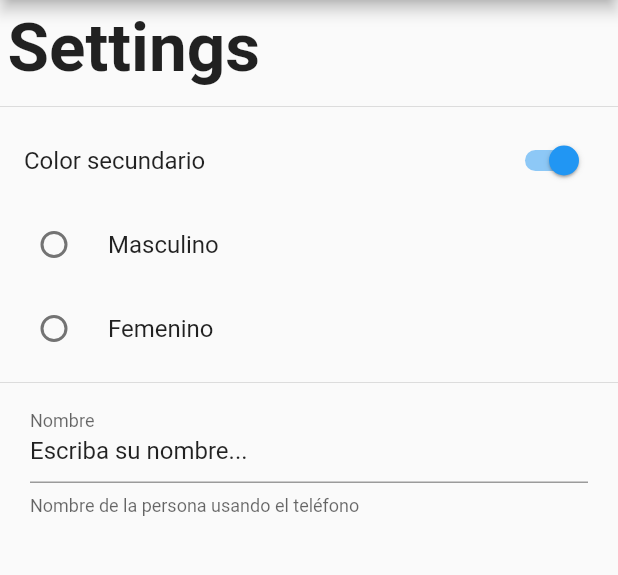
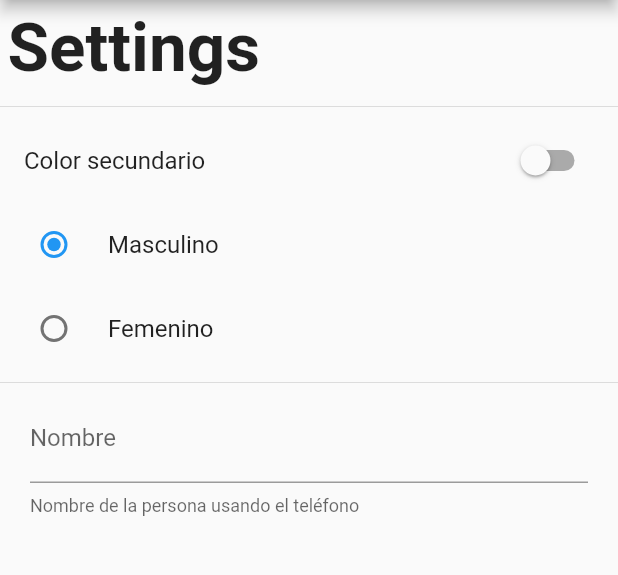
Before and after one commit to Fadria/flutter-preferencias-usuario, a Flutter app: the SettingsPage screen opened by its route, on a phone screen of 412 x 824 dp, the part 84-659 px from its top. Run offline on Flutter 3.47's test engine with Material 2 defaults, Android fonts, the phone set to English and light mode, and no system bars; our stand-ins replace shared_preferences; accounts and stored records are empty.

Commit message:
Preferencias de Nombre, Género y Color Secundario

```diff
--- a/lib/src/pages/home_page.dart
+++ b/lib/src/pages/home_page.dart
@@ -15,6 +15,7 @@ class HomePage extends StatelessWidget {
       appBar: AppBar
       (
         title: Text("Preferencias de Usuario"),
+        backgroundColor: (prefs.colorSecundario) ? Colors.teal : Colors.blue,
       ),
       drawer: MenuWidget(),
       body: Column
@@ -22,11 +23,11 @@ class HomePage extends StatelessWidget {
         mainAxisAlignment: MainAxisAlignment.center,
         children: <Widget>
         [
-          Text("Color secundario: "),
+          Text("Color secundario: ${prefs.colorSecundario}"),
           Divider(),
           Text("Género: ${prefs.genero}"),
           Divider(),
-          Text("Nombre usuario: "),
+          Text("Nombre usuario: ${prefs.nombreUsuario}"),
           Divider(),
         ],
       ),
--- a/lib/src/pages/settings_page.dart
+++ b/lib/src/pages/settings_page.dart
@@ -1,6 +1,6 @@
 import 'package:flutter/material.dart';
+import 'package:preferencias_usuario/src/share_prefs/preferencias_usuario.dart';
 import 'package:preferencias_usuario/src/widgets/menu_widget.dart';
-import 'package:shared_preferences/shared_preferences.dart';
 
 class SettingsPage extends StatefulWidget
 {
@@ -12,36 +12,28 @@ class SettingsPage extends StatefulWidget
 
 class _SettingsPageState extends State<SettingsPage> {
 
-  bool? _colorSecundario = true;
-  int? _genero = 1;
+  bool? _colorSecundario;
+  int? _genero;
   String _nombre = "Escriba su nombre...";
 
   late TextEditingController? _textController;
+
+  final prefs = new PreferenciasUsuario();
 
   @override
   void initState()
   {
     super.initState();
+    _genero = prefs.genero;
+    _colorSecundario = prefs.colorSecundario;
 
-    cargarPref();
-
-    _textController = new TextEditingController(text: _nombre);
+    _textController = new TextEditingController(text: prefs.nombreUsuario);
   }
 
-  cargarPref() async
+
+  _setSelectedRadio(int? valor)
   {
-    SharedPreferences prefs = await SharedPreferences.getInstance();
-
-    _genero = prefs.getInt("genero");
-    setState(() {});
-  }
-
-  _setSelectedRadio(int? valor) async
-  {
-
-    SharedPreferences prefs = await SharedPreferences.getInstance();
-    prefs.setInt("genero", valor!);
-
+    prefs.genero = valor!;
     _genero = valor;
     setState(() {});
   }
@@ -53,6 +45,7 @@ class _SettingsPageState extends State<SettingsPage> {
       appBar: AppBar
       (
         title: Text("Ajustes"),
+        backgroundColor: (prefs.colorSecundario) ? Colors.teal : Colors.blue,
       ),
       drawer: MenuWidget(),
       body: ListView
@@ -74,6 +67,7 @@ class _SettingsPageState extends State<SettingsPage> {
             {
               setState(() {
                 _colorSecundario = value;
+                prefs.colorSecundario = value;
               });
             },
           ),
@@ -106,7 +100,10 @@ class _SettingsPageState extends State<SettingsPage> {
                 labelText: 'Nombre',
                 helperText: 'Nombre de la persona usando el teléfono'
               ),
-              onChanged: (value){},
+              onChanged: (value)
+              {
+                prefs.nombreUsuario = value;
+              },
             ),
           )
 
--- a/lib/src/share_prefs/preferencias_usuario.dart
+++ b/lib/src/share_prefs/preferencias_usuario.dart
@@ -29,4 +29,26 @@ class PreferenciasUsuario
     _prefs.setInt("genero", value);
   }
 
+
+  // GET y SET del color secundario
+  bool get colorSecundario
+  {
+    return _prefs.getBool("colorSecundario") ?? false;
+  }
+
+  set colorSecundario(bool value)
+  {
+    _prefs.setBool("colorSecundario", value);
+  }
+
+  // GET y SET del nombre del usuario
+  String get nombreUsuario
+  {
+    return _prefs.getString("nombreUsuario") ?? "";
+  }
+
+  set nombreUsuario(String value)
+  {
+    _prefs.setString("nombreUsuario", value);
+  }
 }
```
